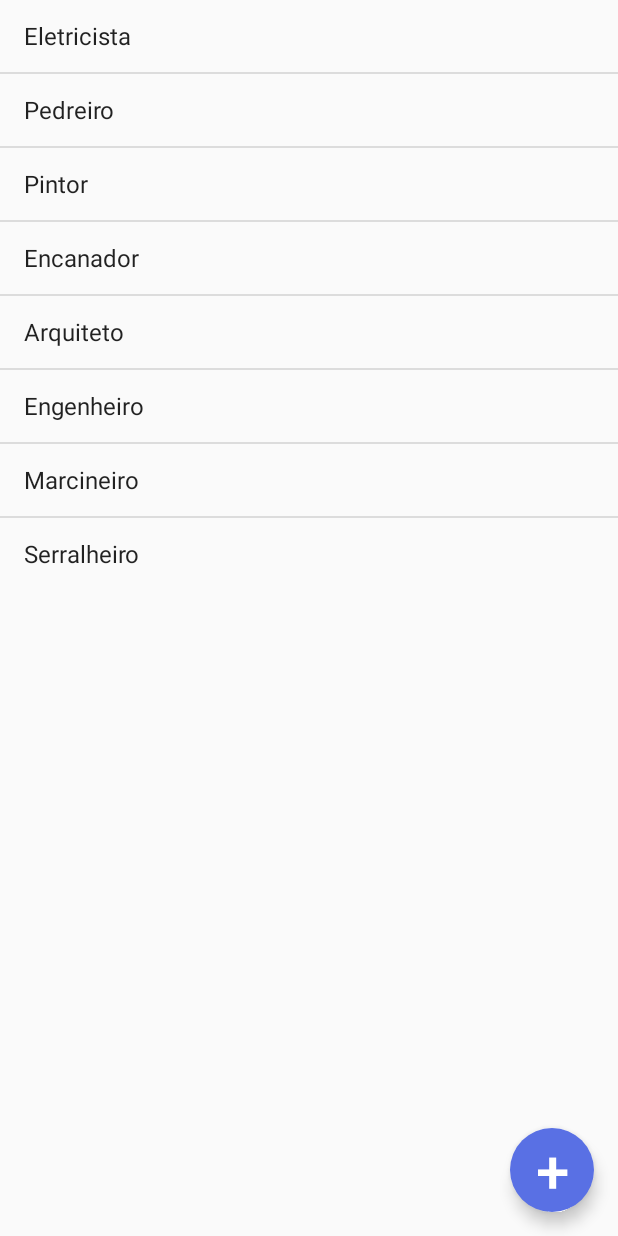
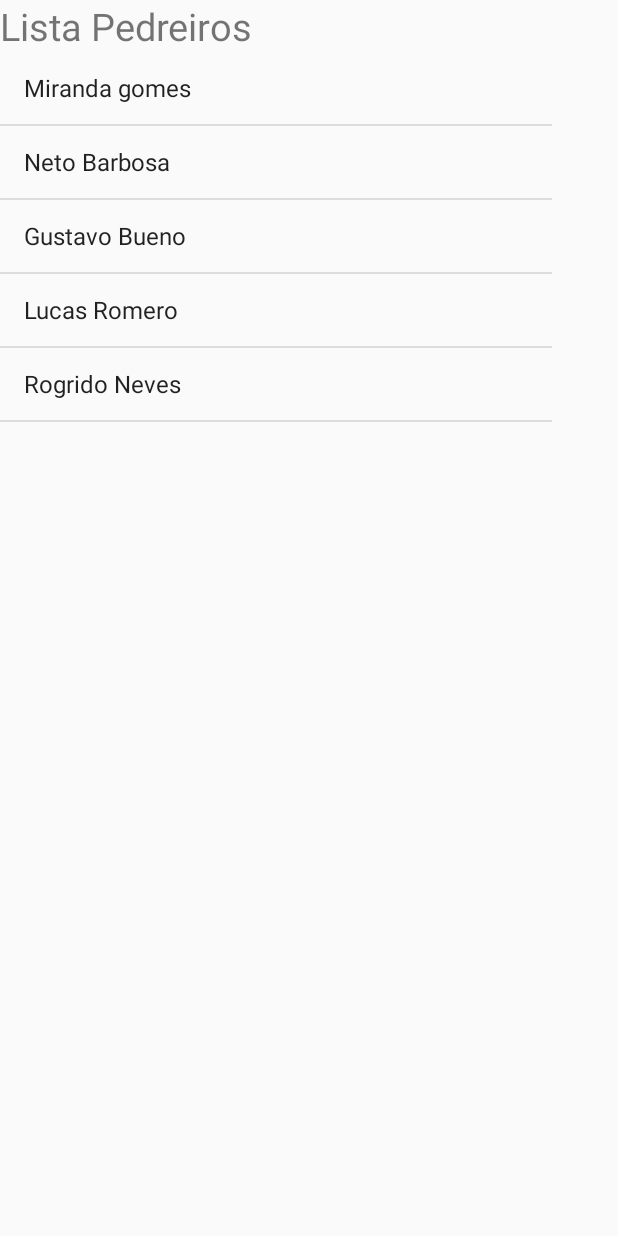
Before and after one commit to Renan1309/ServerALL2, an Android app: the Lista_ServicosActivity screen opened directly, with no data from a screen before it, after a tap on "Pedreiro", on a phone screen of 412 x 824 dp. Run offline under Robolectric (Android 15) with nearby library versions, the phone set to English and light mode, and no system bars.

Commit message:
SERVER ALL ATUALIZAÇÃO DA ACTIVITY

```diff
--- a/app/src/main/java/fbv/edu/br/serverall/EletricistaActivity.java
+++ b/app/src/main/java/fbv/edu/br/serverall/EletricistaActivity.java
@@ -33,9 +33,11 @@ public class EletricistaActivity extends AppCompatActivity {
                     case 0:
                         newActivity = new Intent(EletricistaActivity.this, InformacoesActivity.class);
                         startActivity(newActivity);
+
                 }
             }
 
         });
     }
+
 }
--- /dev/null
+++ b/app/src/main/java/fbv/edu/br/serverall/Pedreiro_Activity.java
@@ -0,0 +1,36 @@
+package fbv.edu.br.serverall;
+
+import android.content.Intent;
+import android.support.v7.app.AppCompatActivity;
+import android.os.Bundle;
+import android.view.View;
+import android.widget.AdapterView;
+import android.widget.ArrayAdapter;
+import android.widget.ListView;
+
+public class Pedreiro_Activity extends AppCompatActivity {
+
+    @Override
+    protected void onCreate(Bundle savedInstanceState) {
+        super.onCreate(savedInstanceState);
+        setContentView(R.layout.activity_pedreiro_);
+
+        String[] Pedreiro = {"Miranda gomes", "Neto Barbosa", "Gustavo Bueno", "Lucas Romero", "Rogrido Neves"};
+        ListView listaePedreiros = (ListView) findViewById(R.id.Lista_Pedreiros);
+        ArrayAdapter<String> adpter = new ArrayAdapter<String>(this, android.R.layout.simple_list_item_1, Pedreiro);
+        listaePedreiros.setAdapter(adpter);
+        registerForContextMenu(listaePedreiros);
+        listaePedreiros.setOnItemClickListener(new AdapterView.OnItemClickListener() {
+            @Override
+            public void onItemClick(AdapterView<?> parent, View view, int position, long id) {
+                Intent newActivity;
+                switch (position) {
+                    case 0:
+                        newActivity = new Intent(Pedreiro_Activity.this, InformacoesActivity.class);
+                        startActivity(newActivity);
+                }
+            }
+
+        });
+    }
+}
--- /dev/null
+++ b/app/src/main/res/layout/activity_pedreiro_.xml
@@ -0,0 +1,32 @@
+<?xml version="1.0" encoding="utf-8"?>
+<android.support.constraint.ConstraintLayout xmlns:android="http://schemas.android.com/apk/res/android"
+    xmlns:app="http://schemas.android.com/apk/res-auto"
+    xmlns:tools="http://schemas.android.com/tools"
+    android:layout_width="match_parent"
+    android:layout_height="match_parent"
+    tools:context="fbv.edu.br.serverall.Pedreiro_Activity">
+    <LinearLayout xmlns:android="http://schemas.android.com/apk/res/android"
+        xmlns:app="http://schemas.android.com/apk/res-auto"
+        xmlns:tools="http://schemas.android.com/tools"
+        android:layout_width="368dp"
+        android:layout_height="551dp"
+        android:orientation="vertical"
+        tools:context="fbv.edu.br.serverall.EletricistaActivity"
+        tools:layout_editor_absoluteY="8dp"
+        tools:layout_editor_absoluteX="8dp">
+
+        <TextView
+            android:id="@+id/pedreiro"
+            android:layout_width="wrap_content"
+            android:layout_height="wrap_content"
+            android:text="Lista Pedreiros"
+            android:textSize="25dp" />
+
+        <ListView
+            android:id="@+id/Lista_Pedreiros"
+            android:layout_width="match_parent"
+            android:layout_height="match_parent"
+            />
+
+    </LinearLayout>
+</android.support.constraint.ConstraintLayout>
```
Also changed, not shown: app/src/main/AndroidManifest.xml (+9 -1 lines), app/src/main/java/fbv/edu/br/serverall/ArquitetoActivity.java (added, +35 -0 lines), app/src/main/java/fbv/edu/br/serverall/EncanadorActivity.java (added, +35 -0 lines), app/src/main/java/fbv/edu/br/serverall/EngenheiroActivity.java (added, +35 -0 lines), app/src/main/java/fbv/edu/br/serverall/Lista_ServicosActivity.java (+30 -0 lines), app/src/main/java/fbv/edu/br/serverall/MacineiroActivity.java (added, +35 -0 lines), app/src/main/java/fbv/edu/br/serverall/PintorActivity.java (added, +36 -0 lines), app/src/main/java/fbv/edu/br/serverall/SerralheiroActivity.java (added, +35 -0 lines), app/src/main/res/layout/activity_arquiteto.xml (added, +24 -0 lines), app/src/main/res/layout/activity_encanador.xml (added, +24 -0 lines), app/src/main/res/layout/activity_engenheiro.xml (added, +24 -0 lines), app/src/main/res/layout/activity_macineiro.xml (added, +24 -0 lines), app/src/main/res/layout/activity_pintor.xml (added, +32 -0 lines), app/src/main/res/layout/activity_serralheiro.xml (added, +24 -0 lines).
